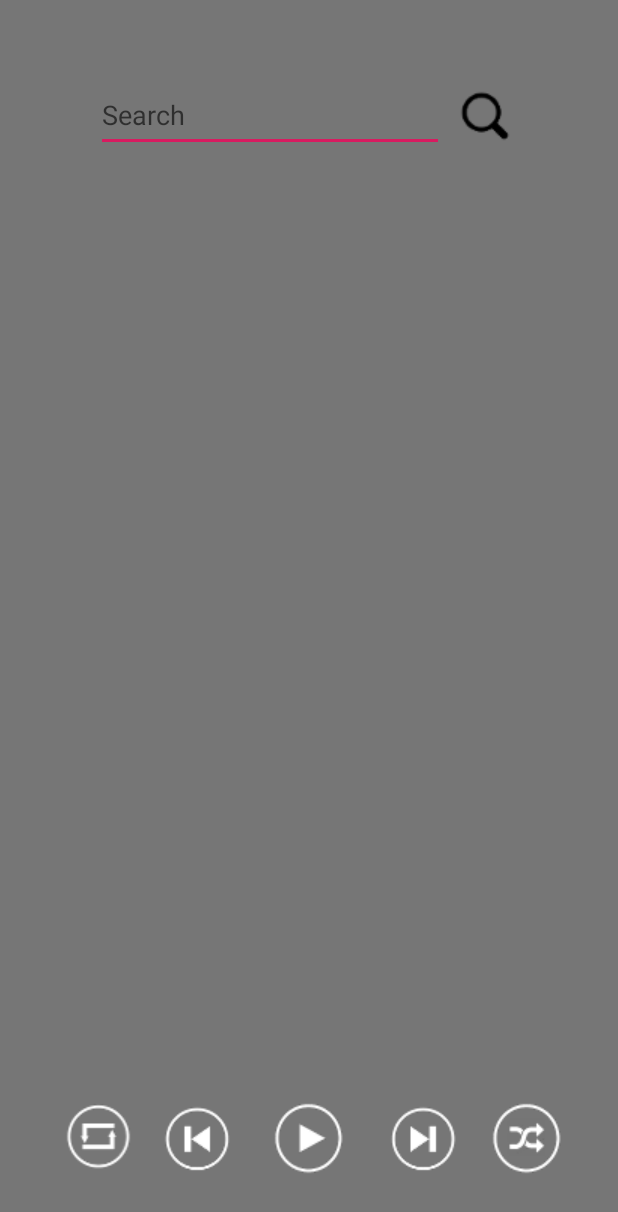
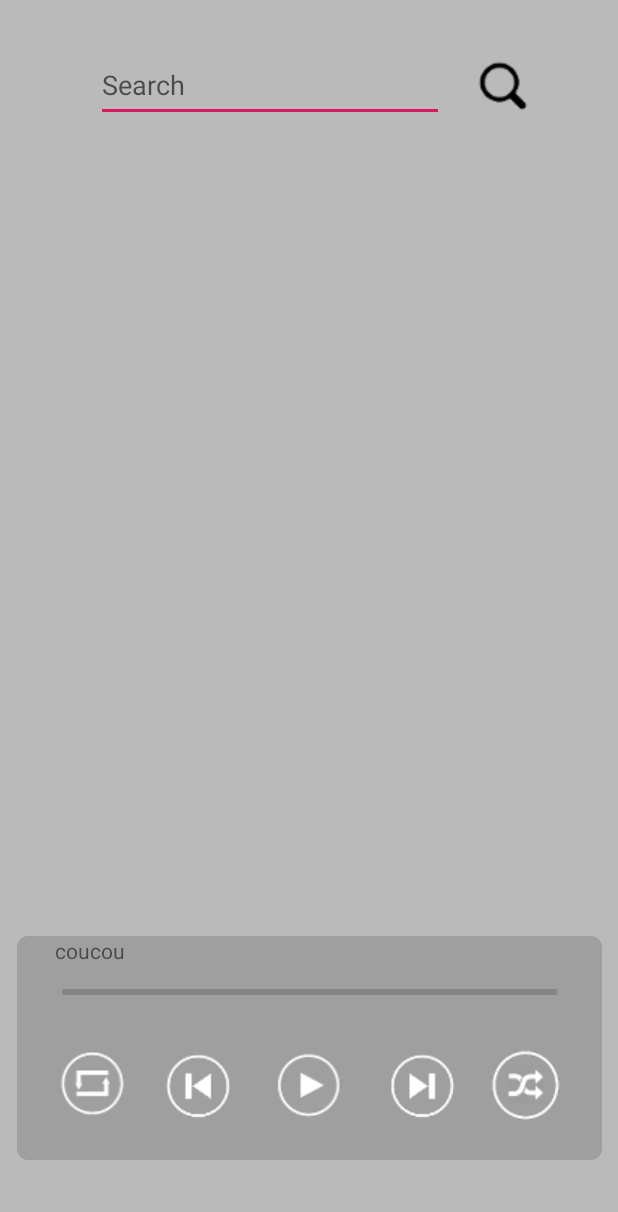
Before and after one commit to frieeze/bruitdansleciel, an Android app: the screen it shows after launch (MainActivity), on a phone screen of 412 x 824 dp. Shown: the top 1212 px of the screen. Run offline under Robolectric (Android 15) with nearby library versions, the phone set to English and light mode, and no system bars; libraries missing offline, so code that uses them is left out: com.progur.droidmelody; 4 statements that could not run were skipped.

Commit message:
le push des trucs un peu plus cool qu'on a fait avec la musique

```diff
--- a/app/src/main/java/contre/facon/bruitdansleciel/MainActivity.kt
+++ b/app/src/main/java/contre/facon/bruitdansleciel/MainActivity.kt
@@ -128,11 +128,11 @@ class MainActivity : Activity(), SongClickListener, SongsListChangeListner {
         playPauseButton.setOnClickListener {
             if (isPlayPauseClicked == false) {
                 audioPlayer.playPauseSong()
-                playPauseButton.setBackgroundResource(R.drawable.play_button)
+                playPauseButton.setBackgroundResource(R.drawable.pause_button)
                 isPlayPauseClicked = true
             } else {
                 audioPlayer.playPauseSong()
-                playPauseButton.setBackgroundResource(R.drawable.pause_button)
+                playPauseButton.setBackgroundResource(R.drawable.play_button)
                 isPlayPauseClicked = false
             }
         }
--- /dev/null
+++ b/app/src/main/res/drawable/dark_grey_round_corners.xml
@@ -0,0 +1,14 @@
+<?xml version="1.0" encoding="utf-8"?>
+<shape xmlns:android="http://schemas.android.com/apk/res/android"
+    android:shape="rectangle">
+
+    <solid android:color="@color/darkGrey" />
+
+    <corners
+        android:bottomLeftRadius="@dimen/round_corner_size"
+        android:bottomRightRadius="@dimen/round_corner_size"
+        android:radius="1dp"
+        android:topLeftRadius="@dimen/round_corner_size"
+        android:topRightRadius="@dimen/round_corner_size" />
+
+</shape>
--- a/app/src/main/res/layout/activity_main.xml
+++ b/app/src/main/res/layout/activity_main.xml
@@ -4,7 +4,7 @@
     xmlns:tools="http://schemas.android.com/tools"
     android:layout_width="match_parent"
     android:layout_height="match_parent"
-    android:background="@color/darkGrey">
+    android:background="@color/grey">
 
 
     <EditText
@@ -12,99 +12,126 @@
         android:layout_width="232dp"
         android:layout_height="49dp"
         android:layout_marginStart="64dp"
-        android:layout_marginTop="52dp"
+        android:layout_marginTop="32dp"
         android:hint="Search"
         app:layout_constraintStart_toStartOf="parent"
         app:layout_constraintTop_toTopOf="parent" />
+
 
     <ImageButton
         android:id="@+id/search_button"
         android:layout_width="50dp"
         android:layout_height="50dp"
-        android:layout_marginTop="52dp"
-        android:layout_marginEnd="64dp"
-        android:backgroundTint="@color/darkGrey"
+        android:layout_marginTop="32dp"
+        android:layout_marginEnd="52dp"
+        android:backgroundTint="@color/grey"
         android:src="@drawable/icon_search"
         app:layout_constraintEnd_toEndOf="parent"
         app:layout_constraintTop_toTopOf="parent" />
 
     <androidx.recyclerview.widget.RecyclerView
         android:id="@+id/recyclerViewSongs"
-        android:layout_width="282dp"
-        android:layout_height="466dp"
-        android:layout_marginTop="132dp"
+        android:layout_width="279dp"
+        android:layout_height="459dp"
+        android:layout_marginTop="60dp"
         android:clickable="true"
         android:divider="@android:color/darker_gray"
         android:dividerHeight="0dp"
         android:scrollbars="vertical"
+        app:layout_constraintBottom_toTopOf="@+id/little_song_layout"
         app:layout_constraintEnd_toEndOf="parent"
         app:layout_constraintStart_toStartOf="parent"
-        app:layout_constraintTop_toTopOf="parent" />
+        app:layout_constraintTop_toTopOf="parent"
+        app:layout_constraintVertical_bias="0.814" />
 
+    <RelativeLayout
+        android:id="@+id/little_song_layout"
+        android:layout_width="390dp"
+        android:layout_height="149dp"
+        android:layout_marginTop="492dp"
+        android:background="@drawable/dark_grey_round_corners"
+        app:layout_constraintBottom_toBottomOf="parent"
+        app:layout_constraintEnd_toEndOf="parent"
+        app:layout_constraintStart_toStartOf="parent"
+        app:layout_constraintTop_toBottomOf="@+id/searchFilter">
+
+        <RelativeLayout
+            android:id="@+id/song_info"
+            android:layout_width="match_parent"
+            android:layout_height="50dp">
+
+            <TextView
+                android:id="@+id/song_info_text"
+                android:layout_width="match_parent"
+                android:layout_height="wrap_content"
+                android:layout_marginLeft="25dp"
+                android:layout_marginRight="25dp"
+                android:text="coucou" />
+
+            <ProgressBar
+                android:id="@+id/progressBar"
+                style="?android:attr/progressBarStyleHorizontal"
+                android:layout_width="match_parent"
+                android:layout_height="wrap_content"
+                android:layout_below="@id/song_info_text"
+                android:layout_marginLeft="30dp"
+                android:layout_marginTop="10dp"
+                android:layout_marginRight="30dp" />
+
+        </RelativeLayout>
+
+        <RelativeLayout
+            android:id="@+id/buttons_layout"
+            android:layout_width="wrap_content"
+            android:layout_height="100dp"
+            android:layout_below="@id/song_info">
+
+            <ImageButton
+                android:id="@+id/next_button"
+                android:layout_width="50dp"
+                android:layout_height="wrap_content"
+                android:layout_alignParentRight="true"
+                android:layout_centerInParent="true"
+                android:layout_marginRight="95dp"
+                android:background="@drawable/next_button" />
+
+            <ImageButton
+                android:id="@+id/previous_button"
+                android:layout_width="50dp"
+                android:layout_height="wrap_content"
+                android:layout_alignParentLeft="true"
+                android:layout_centerInParent="true"
+                android:layout_marginLeft="95dp"
+                android:background="@drawable/previous_button" />
 
             <ImageButton
                 android:id="@+id/play_pause_button"
                 android:layout_width="50dp"
                 android:layout_height="wrap_content"
+                android:layout_centerInParent="true"
                 android:layout_marginBottom="40dp"
-        android:background="@drawable/play_button"
-        app:layout_constraintBottom_toBottomOf="parent"
-        app:layout_constraintEnd_toEndOf="parent"
-        app:layout_constraintStart_toStartOf="parent"
-        app:layout_constraintTop_toBottomOf="@id/recyclerViewSongs"
-        app:layout_constraintVertical_bias="1.0" />
+                android:background="@drawable/play_button" />
 
             <ImageButton
                 android:id="@+id/loop_button"
                 android:layout_width="50dp"
                 android:layout_height="wrap_content"
-        android:layout_marginBottom="40dp"
-        android:background="@drawable/loop_button"
-        app:layout_constraintBottom_toBottomOf="parent"
-        app:layout_constraintEnd_toEndOf="parent"
-        app:layout_constraintHorizontal_bias="0.113"
-        app:layout_constraintStart_toStartOf="parent"
-        app:layout_constraintTop_toBottomOf="@id/recyclerViewSongs"
-        app:layout_constraintVertical_bias="1.0" />
+                android:layout_alignParentLeft="true"
+                android:layout_centerInParent="true"
+                android:layout_marginLeft="25dp"
+                android:background="@drawable/loop_button" />
 
             <ImageButton
                 android:id="@+id/random_button"
                 android:layout_width="50dp"
                 android:layout_height="wrap_content"
-        android:layout_marginBottom="40dp"
-        android:background="@drawable/random_button"
-        app:layout_constraintBottom_toBottomOf="parent"
-        app:layout_constraintEnd_toEndOf="parent"
-        app:layout_constraintHorizontal_bias="0.903"
-        app:layout_constraintStart_toStartOf="parent"
-        app:layout_constraintTop_toBottomOf="@id/recyclerViewSongs"
-        app:layout_constraintVertical_bias="1.0" />
+                android:layout_alignParentRight="true"
+                android:layout_centerInParent="true"
+                android:layout_marginRight="25dp"
+                android:background="@drawable/random_button" />
+        </RelativeLayout>
 
-    <ImageButton
-        android:id="@+id/next_button"
-        android:layout_width="50dp"
-        android:layout_height="wrap_content"
-        android:layout_marginBottom="40dp"
-        android:background="@drawable/next_button"
-        app:layout_constraintBottom_toBottomOf="parent"
-        app:layout_constraintEnd_toEndOf="parent"
-        app:layout_constraintHorizontal_bias="0.709"
-        app:layout_constraintStart_toStartOf="parent"
-        app:layout_constraintTop_toBottomOf="@id/recyclerViewSongs"
-        app:layout_constraintVertical_bias="1.0" />
-
-    <ImageButton
-        android:id="@+id/previous_button"
-        android:layout_width="50dp"
-        android:layout_height="wrap_content"
-        android:layout_marginBottom="40dp"
-        android:background="@drawable/previous_button"
-        app:layout_constraintBottom_toBottomOf="parent"
-        app:layout_constraintEnd_toEndOf="parent"
-        app:layout_constraintHorizontal_bias="0.293"
-        app:layout_constraintStart_toStartOf="parent"
-        app:layout_constraintTop_toBottomOf="@id/recyclerViewSongs"
-        app:layout_constraintVertical_bias="1.0" />
+    </RelativeLayout>
 
 
 </androidx.constraintlayout.widget.ConstraintLayout>
--- a/app/src/main/res/layout/listview_layout_songs.xml
+++ /dev/null
@@ -1,24 +0,0 @@
-<?xml version="1.0" encoding="utf-8"?>
-<RelativeLayout xmlns:android="http://schemas.android.com/apk/res/android"
-    android:layout_width="match_parent"
-    android:layout_height="wrap_content"
-    android:background="?android:attr/selectableItemBackground"
-    android:orientation="vertical">
-
-
-    <TextView
-        android:id="@+id/song_name"
-        android:textColor="@android:color/black"
-        android:textSize="18sp"
-        android:layout_alignParentTop="true"
-        android:layout_width="match_parent"
-        android:layout_height="wrap_content"
-        android:clickable="false"
-        android:focusable="false"
-        android:focusableInTouchMode="false"
-        />
-
-
-
-
-</RelativeLayout>
--- a/app/src/main/res/layout/song_layout.xml
+++ b/app/src/main/res/layout/song_layout.xml
@@ -8,5 +8,6 @@
         android:id="@+id/songTitle"
         android:layout_width="match_parent"
         android:layout_height="wrap_content"
-        android:text="TextView" />
+        android:text="TextView"
+        android:textStyle="bold" />
 </LinearLayout>
--- a/app/src/main/res/layout/song_lecture_layout.xml
+++ b/app/src/main/res/layout/song_lecture_layout.xml
@@ -10,7 +10,7 @@
         android:layout_width="match_parent"
         android:layout_height="wrap_content"
         android:layout_marginTop="100dp"
-        android:background="@color/darkGrey">
+        android:background="@color/grey">
 
         <RelativeLayout
             android:id="@+id/picture_layout"
@@ -37,8 +37,11 @@
             android:layout_width="match_parent"
             android:layout_height="150dp"
             android:layout_below="@id/picture_layout"
+            android:layout_marginLeft="10dp"
             android:layout_marginTop="10dp"
-            android:layout_marginBottom="25dp">
+            android:layout_marginRight="10dp"
+            android:layout_marginBottom="10dp"
+            android:background="@drawable/dark_grey_round_corners">
 
             <RelativeLayout
                 android:id="@+id/song_name_layout"
@@ -69,7 +72,7 @@
             </RelativeLayout>
 
             <RelativeLayout
-                android:id="@+id/buttons_layout"
+                android:id="@+id/lecture_buttons_layout"
                 android:layout_width="match_parent"
                 android:layout_height="75dp"
                 android:layout_below="@id/song_name_layout">
@@ -93,6 +96,16 @@
                     app:srcCompat="@drawable/next_button" />
 
                 <ImageButton
+                    android:id="@+id/lecture_layout_random_button"
+                    android:layout_width="50dp"
+                    android:layout_height="50dp"
+                    android:layout_alignParentRight="true"
+                    android:layout_centerVertical="true"
+                    android:layout_marginRight="25dp"
+                    android:background="@color/darkGrey"
+                    app:srcCompat="@drawable/random_button" />
+
+                <ImageButton
                     android:id="@+id/lecture_layout_previous_button"
                     android:layout_width="50dp"
                     android:layout_height="50dp"
@@ -100,7 +113,17 @@
                     android:layout_centerVertical="true"
                     android:layout_marginLeft="100dp"
                     android:background="@color/darkGrey"
-                    app:srcCompat="@drawable/next_button" />
+                    app:srcCompat="@drawable/previous_button" />
+
+                <ImageButton
+                    android:id="@+id/lecture_layout_loop_button"
+                    android:layout_width="50dp"
+                    android:layout_height="50dp"
+                    android:layout_alignParentLeft="true"
+                    android:layout_centerVertical="true"
+                    android:layout_marginLeft="25dp"
+                    android:background="@color/darkGrey"
+                    app:srcCompat="@drawable/loop_button" />
             </RelativeLayout>
         </RelativeLayout>
 
--- a/app/src/main/res/values/colors.xml
+++ b/app/src/main/res/values/colors.xml
@@ -3,6 +3,7 @@
     <color name="colorPrimary">#008577</color>
     <color name="colorPrimaryDark">#00574B</color>
     <color name="colorAccent">#D81B60</color>
-    <color name="darkGrey">#767676</color>
+    <color name="grey">#BABABA</color>
+    <color name="darkGrey">#9f9f9f</color>
     <color name="darkBackground">#8F000000</color>
 </resources>
--- /dev/null
+++ b/app/src/main/res/values/dimensions.xml
@@ -0,0 +1,5 @@
+<resources>
+
+    <dimen name="round_corner_size">7dp</dimen>
+
+</resources>
```
Also changed, not shown: app/src/main/res/drawable/pause_button.png, app/src/main/res/drawable/play_button.png. Lines whose indentation alone changed are shown as unchanged.
